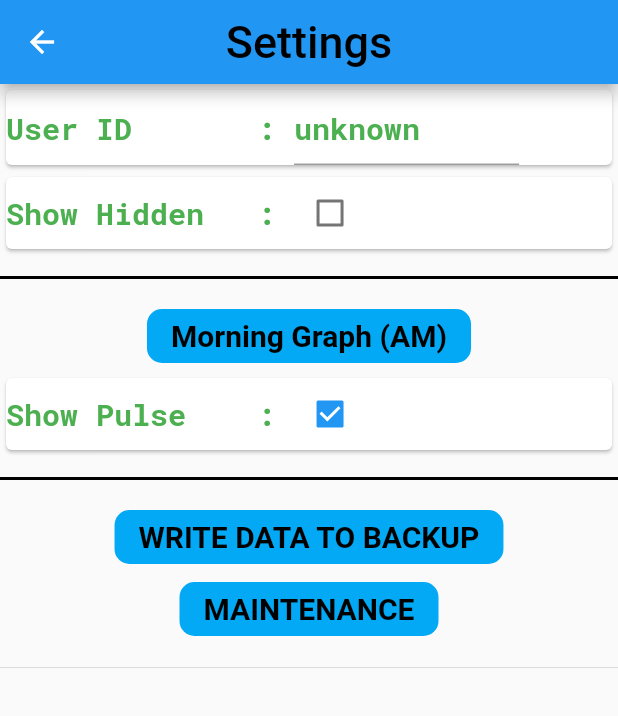
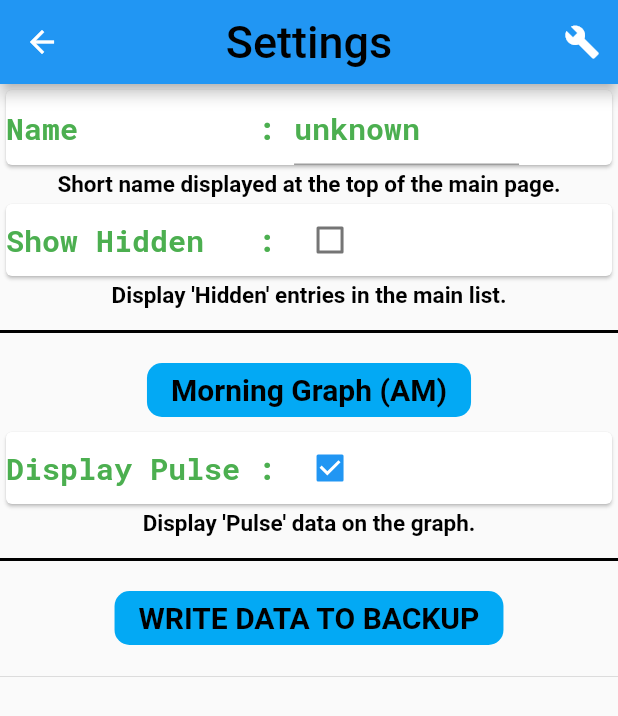
Before and after one commit to stuartdd/bp_app, a Flutter app: the SettingsPage screen opened by its route, on a phone screen of 412 x 824 dp. Shown: the top 716 px of the screen. Run offline on Flutter 3.47's test engine with Material 2 defaults, Android fonts, the phone set to English and light mode, and no system bars; our stand-ins replace google_fonts.

Commit message:
Add som help text

```diff
--- a/lib/settings/maintenance_page.dart
+++ b/lib/settings/maintenance_page.dart
@@ -40,7 +40,7 @@ class _MaintenancePageState extends State<MaintenancePage> {
           children: [
             const ClearDivider(),
             Text("Copy the JSON in the Primary data file to the clipboard and the field below.",
-              style: const WarnTextStyle(),
+              style: const InfoTextStyle(),
             ),
             FlatButton(
               child: new Text(
@@ -58,7 +58,7 @@ class _MaintenancePageState extends State<MaintenancePage> {
             ),
             const ClearDivider(),
             Text("Copy the JSON in the BACKUP file to the clipboard and the field below.",
-              style: const WarnTextStyle(),
+              style: const InfoTextStyle(),
             ),
             FlatButton(
               child: new Text(
@@ -78,7 +78,7 @@ class _MaintenancePageState extends State<MaintenancePage> {
             Text("The field below is for data maintenance. "
                 "Paste JSON data in to this field to IMPORT the data readings.\n\n"
                 "Invalid data will be ignored but it is a good idea to save the data to a backup first.",
-              style: const WarnTextStyle(),
+              style: const InfoTextStyle(),
             ),
             TextField(
               maxLines: null,
--- a/lib/settings/settings_page.dart
+++ b/lib/settings/settings_page.dart
@@ -5,7 +5,6 @@ import 'package:google_fonts/google_fonts.dart';
 import '../styles.dart';
 
 class SettingsPage extends StatefulWidget {
-
   @override
   _SettingsPageState createState() => _SettingsPageState();
 }
@@ -55,14 +54,21 @@ class _SettingsPageState extends State<SettingsPage> {
             style: const TitleStyle(),
           ),
           centerTitle: true,
+          actions: [
+            IconButton(
+              icon: Icon(Icons.build),
+              onPressed: () {
+                Navigator.pushNamed(context, "/maintenance");
+              },
             ),
+          ]),
       body: SingleChildScrollView(
         scrollDirection: Axis.vertical,
         child: Column(
           mainAxisAlignment: MainAxisAlignment.start,
           children: [
             makeCard(
-              "User ID",
+              "Name",
               SizedBox(
                 width: 150,
                 child: TextField(
@@ -84,6 +90,10 @@ class _SettingsPageState extends State<SettingsPage> {
                 ),
               ),
             ),
+            const Text(
+              "Short name displayed at the top of the main page.",
+              style: InfoTextStyle(),
+            ),
             makeCard(
                 "Show Hidden",
                 Checkbox(
@@ -93,6 +103,10 @@ class _SettingsPageState extends State<SettingsPage> {
                         SettingsData.doNotHide = v;
                       });
                     })),
+            const Text(
+              "Display 'Hidden' entries in the main list.",
+              style: InfoTextStyle(),
+            ),
             const BlackDivider(),
             FlatButton(
               child: new Text(
@@ -106,7 +120,7 @@ class _SettingsPageState extends State<SettingsPage> {
               shape: ButtonShape(),
             ),
             makeCard(
-                "Show Pulse",
+                "Display Pulse",
                 Checkbox(
                     value: SettingsData.showPulseInGraphs,
                     onChanged: (v) {
@@ -114,6 +128,10 @@ class _SettingsPageState extends State<SettingsPage> {
                         SettingsData.showPulseInGraphs = v;
                       });
                     })),
+            const Text(
+              "Display 'Pulse' data on the graph.",
+              style: InfoTextStyle(),
+            ),
             const BlackDivider(),
             FlatButton(
               child: new Text(
@@ -129,21 +147,10 @@ class _SettingsPageState extends State<SettingsPage> {
               color: Colors.lightBlue,
               shape: ButtonShape(),
             ),
-            FlatButton(
-              child: new Text(
-                "MAINTENANCE",
-                style: InputButtonStyle(20, Colors.black),
-              ),
-              onPressed: () {
-                Navigator.pushNamed(context, "/maintenance");
-              },
-              color: Colors.lightBlue,
-              shape: ButtonShape(),
-            ),
             const ClearDivider(),
             Text(
               statusText,
-              style: const WarnTextStyle(),
+              style: const InfoTextStyle(),
             ),
           ],
         ),
--- a/lib/styles.dart
+++ b/lib/styles.dart
@@ -19,8 +19,8 @@ class HeadingDataStyle extends TextStyle {
         );
 }
 
-class WarnTextStyle extends TextStyle {
-  const WarnTextStyle()
+class InfoTextStyle extends TextStyle {
+  const InfoTextStyle()
       : super(
           fontSize: 15.0,
           color: Colors.black,
```
Lines whose indentation alone changed are shown as unchanged.
